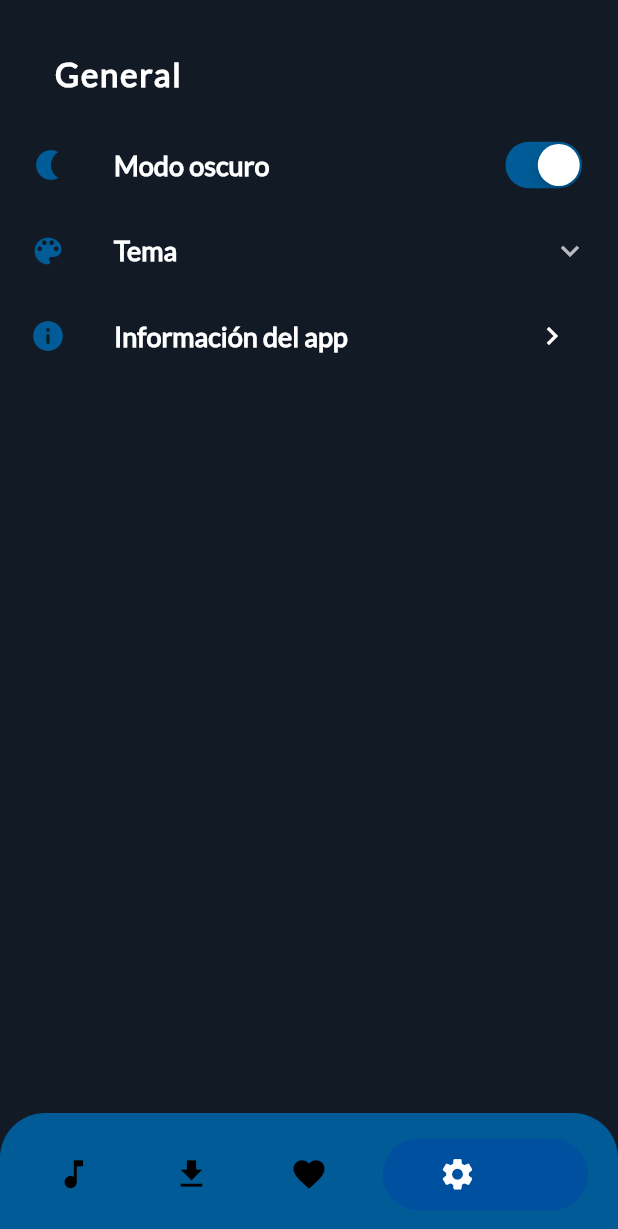
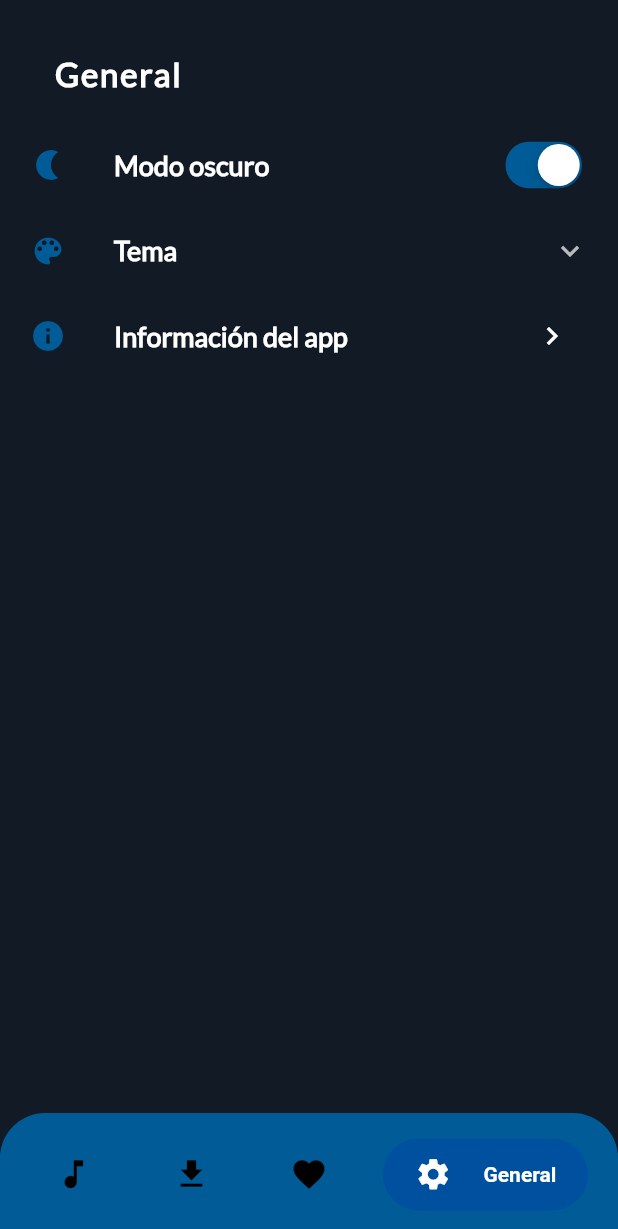
Before and after one commit to acuedd/IDCMusic, a Flutter app: the screen it shows after launch, swiped to page 4, on a phone screen of 412 x 824 dp. Shown: the top 1229 px of the screen. Run offline on Flutter 3.47's test engine with Material 2 defaults, Android fonts, the phone set to English and light mode, and no system bars; drawn by our look-alikes of bubble_bottom_bar; our stand-ins replace assets_audio_player, cached_network_image, dio, equatable, flutter_bloc, flutter_markdown and 2 more; missing offline and left inert: flutter_mailer, flutter_web_browser, row_collection; network calls fail.

```diff
--- a/idcmusic/lib/generals/features/generalRequestEvent.dart
+++ b/idcmusic/lib/generals/features/generalRequestEvent.dart
@@ -2,6 +2,12 @@ import 'package:equatable/equatable.dart';
 
 abstract class RequestEvent extends Equatable{
   const RequestEvent();
+}
+
+class InitialEvent extends RequestEvent{
+  InitialEvent();
+  @override
+  List<Object> get props => [];
 }
 
 class FetchChangeLog extends RequestEvent{
@@ -31,3 +37,12 @@ class FetchSongs extends RequestEvent{
   @override
   List<Object> get props =>[];
 }
+
+class FetchSongByAlbum extends RequestEvent{
+  final int idAlbum;
+
+  const FetchSongByAlbum(this.idAlbum);
+
+  @override
+  List<Object> get props => [idAlbum];
+}
--- a/idcmusic/lib/generals/ui/screens/tab_navigator.dart
+++ b/idcmusic/lib/generals/ui/screens/tab_navigator.dart
@@ -1,5 +1,4 @@
 import 'package:bubble_bottom_bar/bubble_bottom_bar.dart';
-import 'package:church_of_christ/generals/ui/screens/about.dart';
 import 'package:church_of_christ/generals/ui/screens/tab/settings_screen.dart';
 import 'package:church_of_christ/player/ui/screens/tab/download_page.dart';
 import 'package:church_of_christ/player/ui/screens/tab/favorite_page.dart';
@@ -28,7 +27,7 @@ class _TabNavigatorState extends State<TabNavigator> {
             ? Brightness.dark
             : Brightness.light));
 
-    var iconColor = Theme.of(context).accentColor;
+    var iconColor = Colors.white;
 
     return Scaffold(
       body: PageView.builder(
@@ -71,7 +70,7 @@ class _TabNavigatorState extends State<TabNavigator> {
                 size: 25.0,
                 color: Colors.white,
               ),
-              title: Text("", style: TextStyle(color: iconColor),),
+              title: Text("Online", style: TextStyle(color: iconColor),),
               /*title: Text(
                 "Buscar",
                 style: TextStyle(color: Colors.white),
@@ -88,7 +87,7 @@ class _TabNavigatorState extends State<TabNavigator> {
                 size: 25.0,
                 color: Colors.white,
               ),
-              title: Text("", style: TextStyle(color: iconColor),),
+              title: Text("Descargas", style: TextStyle(color: iconColor),),
               /*title: Text(
                 "Descargas",
                 style: TextStyle(color: Colors.white),
@@ -105,7 +104,7 @@ class _TabNavigatorState extends State<TabNavigator> {
                 size: 25.0,
                 color: Colors.white,
               ),
-              title: Text("", style: TextStyle(color: iconColor),),
+              title: Text("Favoritas", style: TextStyle(color: iconColor),),
               /*title: Text(
                 "Favoritas",
                 style: TextStyle(color: Colors.white),
@@ -122,7 +121,7 @@ class _TabNavigatorState extends State<TabNavigator> {
                 size: 25.0,
                 color: Colors.white,
               ),
-              title: Text("", style: TextStyle(color: iconColor),),
+              title: Text("General", style: TextStyle(color: iconColor),),
               /*title: Text(
                 "General",
                 style: TextStyle(color: Colors.white),
--- a/idcmusic/lib/main.dart
+++ b/idcmusic/lib/main.dart
@@ -1,4 +1,7 @@
+import 'package:church_of_christ/bloc/bloc/AlbumBloc.dart';
 import 'package:church_of_christ/bloc/bloc/AudioCurrentBloc.dart';
+import 'package:church_of_christ/bloc/bloc/ChangeLogBloc.dart';
+import 'package:church_of_christ/bloc/bloc/SongAlbumBloc.dart';
 import 'package:church_of_christ/bloc/bloc/theme_change_bloc.dart';
 import 'package:church_of_christ/bloc/repository/AudioPlayerRepository.dart';
 import 'package:church_of_christ/bloc/repository/InMemoryAudioPlayerRepository.dart';
@@ -74,6 +77,9 @@ class _MyAppState extends State<CherryApp> {
         ],
         child: MultiBlocProvider(
           providers: [
+            BlocProvider(
+              create: (BuildContext context) => ThemeBloc(repository: RepositoryProvider.of<IDCRepository>(context), ),
+            ),
             BlocProvider<AudioCurrentBloc>(
               create: (BuildContext context) => AudioCurrentBloc(
                 assetsAudioPlayer: AssetsAudioPlayer.newPlayer(),
@@ -86,7 +92,19 @@ class _MyAppState extends State<CherryApp> {
               ),
             ),
             BlocProvider(
-              create: (BuildContext context) => ThemeBloc(repository: RepositoryProvider.of<IDCRepository>(context), ),
+              create: (BuildContext context) => AlbumBloc(
+                repository: RepositoryProvider.of<IDCRepository>(context)
+              ),
+            ),
+            BlocProvider(
+              create: (BuildContext context) => SongAlbumBloc(
+                repository: RepositoryProvider.of<IDCRepository>(context)
+              ),
+            ),
+            BlocProvider(
+              create: (BuildContext context) => ChangeLogBloc(
+                repository: RepositoryProvider.of<IDCRepository>(context)
+              ),
             ),
           ],
           child: BlocBuilder<ThemeBloc, ThState>(
--- a/idcmusic/lib/player/ui/screens/tab/principal_screen.dart
+++ b/idcmusic/lib/player/ui/screens/tab/principal_screen.dart
@@ -64,7 +64,6 @@ class _PrinciapalScreen extends State<PrinciapalScreen>
 
   @override
   Widget build(BuildContext context) {
-    idcBloc.add(FetchFirstPagePlayer());
 
     return Scaffold(
       //appBar: _getHeader(),
--- a/idcmusic/lib/player/ui/widgets/for_you_carousel.dart
+++ b/idcmusic/lib/player/ui/widgets/for_you_carousel.dart
@@ -30,14 +30,14 @@ class _ForYouCarouselState extends State<ForYouCarousel> {
             Text("Para ti",
               style: GetTextStyle.XL(context),
             ),
-            GestureDetector(
+            /*GestureDetector(
               onTap: ()=>{
                 print("view all songs"),
               },
               child: Text("Ver todos",
                 style: GetTextStyle.SM(context),
               ),
-            ),
+            ),*/
           ],
         ),
       ),
--- a/idcmusic/lib/player/ui/widgets/item_collection.dart
+++ b/idcmusic/lib/player/ui/widgets/item_collection.dart
@@ -1,5 +1,7 @@
 import 'package:cached_network_image/cached_network_image.dart';
 import 'package:church_of_christ/player/models/collections_model.dart';
+import 'package:church_of_christ/player/ui/screens/album_page.dart';
+import 'package:church_of_christ/utils/anims/page_route_anim.dart';
 import 'package:church_of_christ/utils/functions.dart';
 import 'package:flutter/material.dart';
 
@@ -14,7 +16,7 @@ class itemCollection extends StatelessWidget{
   Widget build(BuildContext context) {
     return GestureDetector(
       onTap: () => {
-        //TODO go to albumpage
+        Navigator.push(context, SizeRoute(AlbumPage(album: album, index: index,)))
       },
       child: Container(
         width: 140,
--- /dev/null
+++ b/idcmusic/lib/player/ui/widgets/song_carrousel.dart
@@ -0,0 +1 @@
+import 'package:flutter/material.dart';
--- a/idcmusic/lib/utils/routes.dart
+++ b/idcmusic/lib/utils/routes.dart
@@ -16,23 +16,23 @@ class RouteName{
   static const String allCollections = "allCollections";
 }
 
-
+//return MaterialPageRoute(builder: (_) => MainScreen());
 class RouteIDC {
   static Route<dynamic> generateRoute(RouteSettings settings) {
     final args = settings.arguments;
     switch (settings.name) {
       case RouteName.tab:
-        return MaterialPageRoute(builder: (_) => MainScreen());
+        return NoAnimRouteBuilder(MainScreen());
       case RouteName.splash:
         return NoAnimRouteBuilder(SplashPage());
       case RouteName.settings:
-        return MaterialPageRoute(builder: (_) => SettingsScreen());
+        return SlideTopRouteBuilder(SettingsScreen());
       case RouteName.about:
-        return MaterialPageRoute(builder: (_) => AboutScreen());
+        return SlideTopRouteBuilder(AboutScreen());
       case RouteName.changelog:
-        return MaterialPageRoute(builder: (_) => ChangelogList());
+        return SlideTopRouteBuilder(ChangelogList());
       case RouteName.allCollections:
-        return MaterialPageRoute(builder: (_) => CarouselCollection());
+        return SlideTopRouteBuilder(CarouselCollection());
       default:
         return _errorRoute();
     }
--- a/idcmusic/lib/utils/theme.dart
+++ b/idcmusic/lib/utils/theme.dart
@@ -30,8 +30,8 @@ ThemeData buildLightTheme([Color color]) {
     brightness: Brightness.light,
     accentColorBrightness: Brightness.dark,
     colorScheme: colorScheme,
-    primaryColor: lightPrimaryColor,
-    buttonColor: lightPrimaryColor,
+    primaryColor: primaryColor,
+    buttonColor: primaryColor,
     indicatorColor: Colors.white,
     toggleableActiveColor: secondaryColor,
     splashColor: Colors.white24,
@@ -63,7 +63,7 @@ ThemeData buildDarkTheme([Color color]) {
   final ThemeData base = ThemeData(
     brightness: Brightness.dark,
     accentColorBrightness: Brightness.dark,
-    primaryColor: darkPrimaryColor,
+    primaryColor: primaryColor,
     cardColor: Color(0xFF121A26),
     primaryColorDark: const Color(0xFF0050a0),
     primaryColorLight: secondaryColor,
```
Also changed, not shown: idcmusic/lib/bloc/bloc/AlbumBloc.dart (added, +45 -0 lines), idcmusic/lib/bloc/bloc/AudioCurrentBloc.dart (+22 -11 lines), idcmusic/lib/bloc/bloc/ChangeLogBloc.dart (added, +29 -0 lines), idcmusic/lib/bloc/bloc/SongAlbumBloc.dart (added, +28 -0 lines), idcmusic/lib/bloc/bloc/idc_bloc.dart (+4 -8 lines), idcmusic/lib/generals/ui/screens/about.dart (+54 -6 lines), idcmusic/lib/generals/ui/screens/changelog.dart (+15 -9 lines), idcmusic/lib/player/ui/screens/album_page.dart (added, +175 -0 lines), idcmusic/lib/player/ui/screens/collections_carousel.dart (+6 -11 lines), idcmusic/lib/utils/functions.dart (+10 -0 lines), idcmusic/lib/utils/widgets/custom_page.dart (+22 -1 lines).
